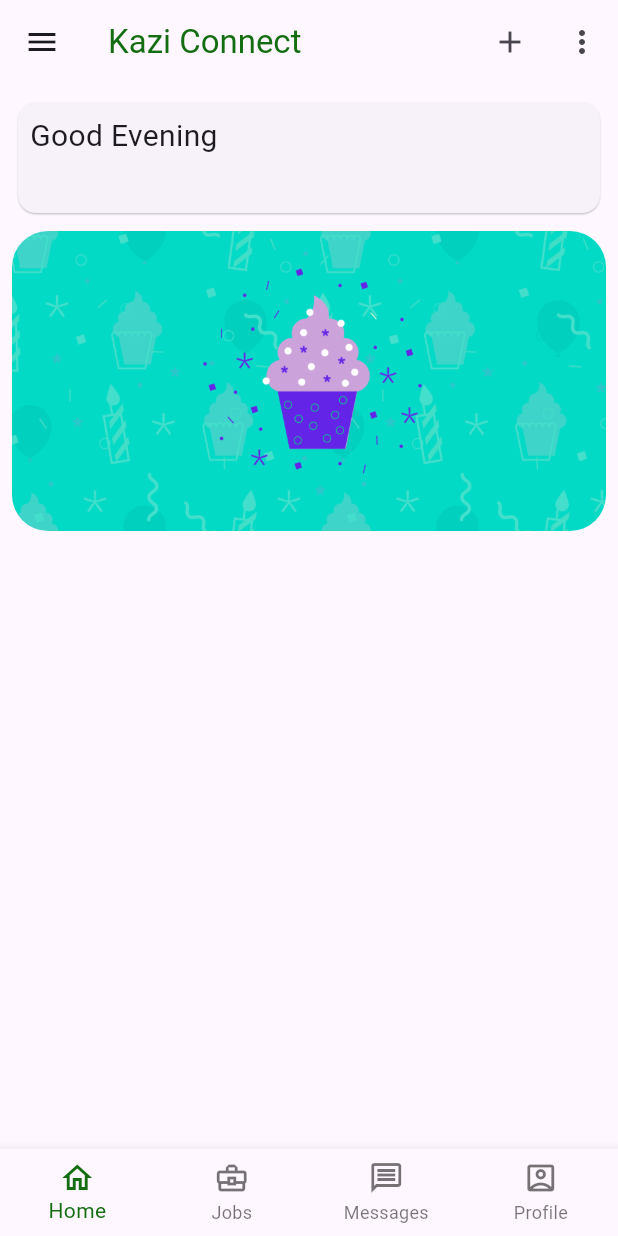
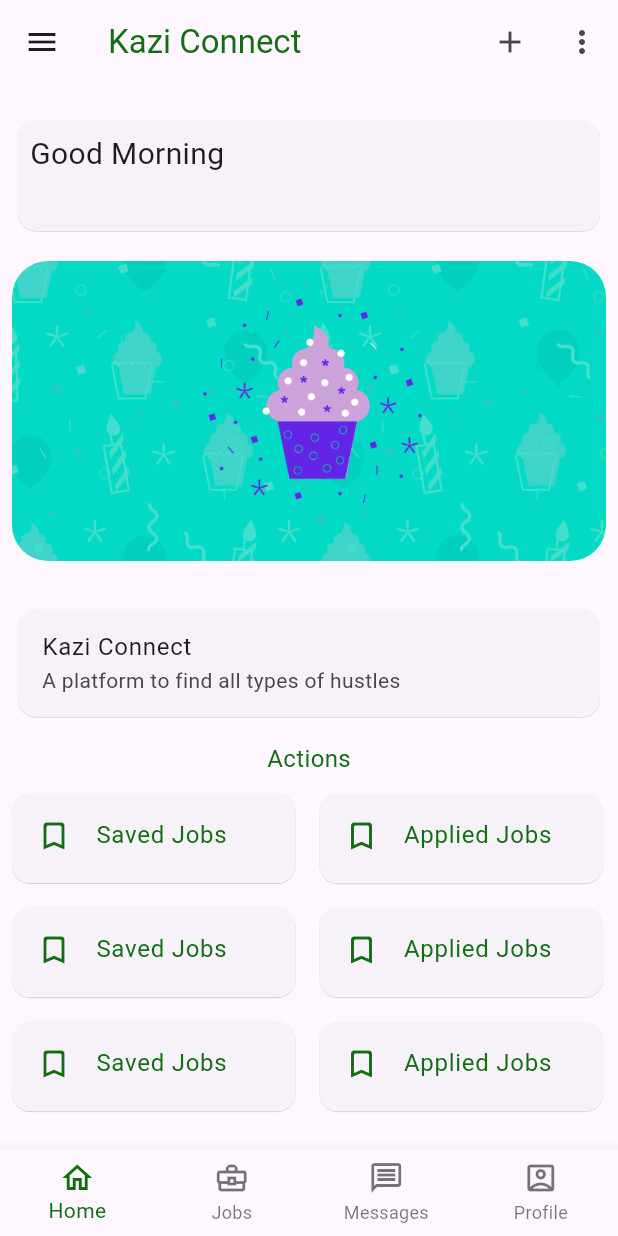
Before and after one commit to AnchorMiles/kazi_connect, a Flutter app: the screen it shows once a user with an empty profile is signed in, on a phone screen of 412 x 824 dp. Run offline on Flutter 3.47's test engine with Material 2 defaults, Android fonts, the phone set to English and light mode, and no system bars; our stand-ins replace cached_network_image, cloud_firestore, easy_dynamic_theme, firebase_auth, firebase_core, firebase_storage and 6 more; missing offline and left inert: firebase_ui_auth, firebase_ui_oauth_google, flutter_phone_direct_caller; accounts and stored records are empty; generated files the repository leaves out were written again.

Commit message:
app design

```diff
--- /dev/null
+++ b/lib/logic/get_daytime.dart
@@ -0,0 +1,20 @@
+/// Always execute this function in the build block;
+/// when the widgets are recreated, the current time gets updated
+
+String getDaytime() {
+  late String dayTime;
+  DateTime currentTime = DateTime.now();
+  int currentHour = currentTime.hour;
+
+  if (currentHour < 12) {
+    dayTime = "Morning";
+  } else if (currentHour >= 12 && currentHour < 16) {
+    dayTime = "Afternoon";
+  } else if (currentHour >= 16 && currentHour < 21) {
+    dayTime = "Evening";
+  } else if (currentHour >= 21 && currentHour < 24) {
+    dayTime = "Night";
+  }
+
+  return dayTime;
+}
--- a/lib/presentation/home/bottomnav_pages/home.dart
+++ b/lib/presentation/home/bottomnav_pages/home.dart
@@ -1,5 +1,9 @@
 import 'package:flutter/material.dart';
 import 'package:kazi_connect/utils.dart';
+
+import '../../../logic/get_daytime.dart';
+import '../appbar_destinations/applied_jobs.dart';
+import '../appbar_destinations/saved_jobs.dart';
 
 class HomePage extends StatefulWidget {
   const HomePage({super.key});
@@ -9,16 +13,51 @@ class HomePage extends StatefulWidget {
 }
 
 class _HomePageState extends State<HomePage> {
-  String dayTime = "Evening", userName = getUserName();
+  String userName = getUserName();
+
+  Widget bodyItem({
+    required IconData iconData,
+    required Color iconColor,
+    required String title,
+    required Color titleColor,
+    required dynamic onTap,
+  }) {
+    return Padding(
+      padding: const EdgeInsets.all(4.0),
+      child: Card(
+        elevation: 0.2,
+        child: SizedBox(
+          width: 189,
+          height: 60,
+          child: ListTile(
+            leading: Icon(
+              iconData,
+              color: iconColor,
+            ),
+            title: Text(
+              title,
+              style: TextStyle(color: titleColor),
+            ),
+            onTap: onTap,
+          ),
+        ),
+      ),
+    );
+  }
 
   @override
   Widget build(BuildContext context) {
+    String dayTime = getDaytime();
+
     return ListView(
       children: [
+        const SizedBox(
+          height: 20,
+        ),
         Padding(
-          padding: const EdgeInsets.all(8.0),
+          padding: const EdgeInsets.only(left: 8, right: 8),
           child: Card(
-            elevation: 0.5,
+            elevation: 0.2,
             child: Padding(
               padding: const EdgeInsets.all(8.0),
               child: Text.rich(
@@ -37,8 +76,9 @@ class _HomePageState extends State<HomePage> {
             ),
           ),
         ),
+        const SizedBox(height: 16),
         Padding(
-          padding: const EdgeInsets.only(bottom: 8, left: 8, right: 8),
+          padding: const EdgeInsets.only(left: 8, right: 8),
           child: SizedBox(
             height: 200,
             child: ClipRRect(
@@ -49,7 +89,81 @@ class _HomePageState extends State<HomePage> {
               ),
             ),
           ),
-        )
+        ),
+        const SizedBox(
+          height: 20,
+        ),
+        const Padding(
+          padding: EdgeInsets.all(8.0),
+          child: Card(
+            elevation: 0.2,
+            child: ListTile(
+              title: Text("Kazi Connect"),
+              subtitle: Text("A platform to find all types of hustles"),
+            ),
+          ),
+        ),
+        Padding(
+          padding: const EdgeInsets.all(4.0),
+          child: Center(
+              child: Text(
+            "Actions",
+            style:
+                TextStyle(fontSize: 16, color: Theme.of(context).primaryColor),
+          )),
+        ),
+        Wrap(
+          children: [
+            bodyItem(
+                iconData: Icons.bookmark_border_rounded,
+                iconColor: Theme.of(context).primaryColor,
+                title: "Saved Jobs",
+                titleColor: Theme.of(context).primaryColor,
+                onTap: () {
+                  nextPage(context: context, page: const SavedJobsPage());
+                }),
+            bodyItem(
+                iconData: Icons.bookmark_border_rounded,
+                iconColor: Theme.of(context).primaryColor,
+                title: "Applied Jobs",
+                titleColor: Theme.of(context).primaryColor,
+                onTap: () {
+                  nextPage(context: context, page: const AppliedJobsPage());
+                }),
+            bodyItem(
+                iconData: Icons.bookmark_border_rounded,
+                iconColor: Theme.of(context).primaryColor,
+                title: "Saved Jobs",
+                titleColor: Theme.of(context).primaryColor,
+                onTap: () {
+                  nextPage(context: context, page: const SavedJobsPage());
+                }),
+            bodyItem(
+                iconData: Icons.bookmark_border_rounded,
+                iconColor: Theme.of(context).primaryColor,
+                title: "Applied Jobs",
+                titleColor: Theme.of(context).primaryColor,
+                onTap: () {
+                  nextPage(context: context, page: const AppliedJobsPage());
+                }),
+            bodyItem(
+                iconData: Icons.bookmark_border_rounded,
+                iconColor: Theme.of(context).primaryColor,
+                title: "Saved Jobs",
+                titleColor: Theme.of(context).primaryColor,
+                onTap: () {
+                  nextPage(context: context, page: const SavedJobsPage());
+                }),
+            bodyItem(
+                iconData: Icons.bookmark_border_rounded,
+                iconColor: Theme.of(context).primaryColor,
+                title: "Applied Jobs",
+                titleColor: Theme.of(context).primaryColor,
+                onTap: () {
+                  nextPage(context: context, page: const AppliedJobsPage());
+                }),
+          ],
+        ),
       ],
     );
   }
--- a/lib/presentation/home/bottomnav_pages/profile.dart
+++ b/lib/presentation/home/bottomnav_pages/profile.dart
@@ -1,10 +1,6 @@
 import 'package:cached_network_image/cached_network_image.dart';
 import 'package:firebase_auth/firebase_auth.dart';
 import 'package:flutter/material.dart';
-
-import '../../../utils.dart';
-import '../appbar_destinations/applied_jobs.dart';
-import '../appbar_destinations/saved_jobs.dart';
 
 class ProfilePage extends StatefulWidget {
   const ProfilePage({Key? key}) : super(key: key);
@@ -57,7 +53,6 @@ class _ProfilePageState extends State<ProfilePage> {
     return ConstrainedBox(
       constraints: const BoxConstraints(maxWidth: 600),
       child: ListView(
-
         children: [
           ListTile(
             leading: SizedBox(
@@ -334,26 +329,6 @@ class _ProfilePageState extends State<ProfilePage> {
             subtitle: const Text("Information Technology"),
           ),
           const SizedBox(height: 18.0),
-          Wrap(
-            children: [
-              bodyItem(
-                  iconData: Icons.bookmark_border_rounded,
-                  iconColor: Theme.of(context).primaryColor,
-                  title: "Saved Jobs",
-                  titleColor: Theme.of(context).primaryColor,
-                  onTap: () {
-                    nextPage(context: context, page: const SavedJobsPage());
-                  }),
-              bodyItem(
-                  iconData: Icons.bookmark_border_rounded,
-                  iconColor: Theme.of(context).primaryColor,
-                  title: "Applied Jobs",
-                  titleColor: Theme.of(context).primaryColor,
-                  onTap: () {
-                    nextPage(context: context, page: const AppliedJobsPage());
-                  }),
-            ],
-          ),
         ],
       ),
     );
```
